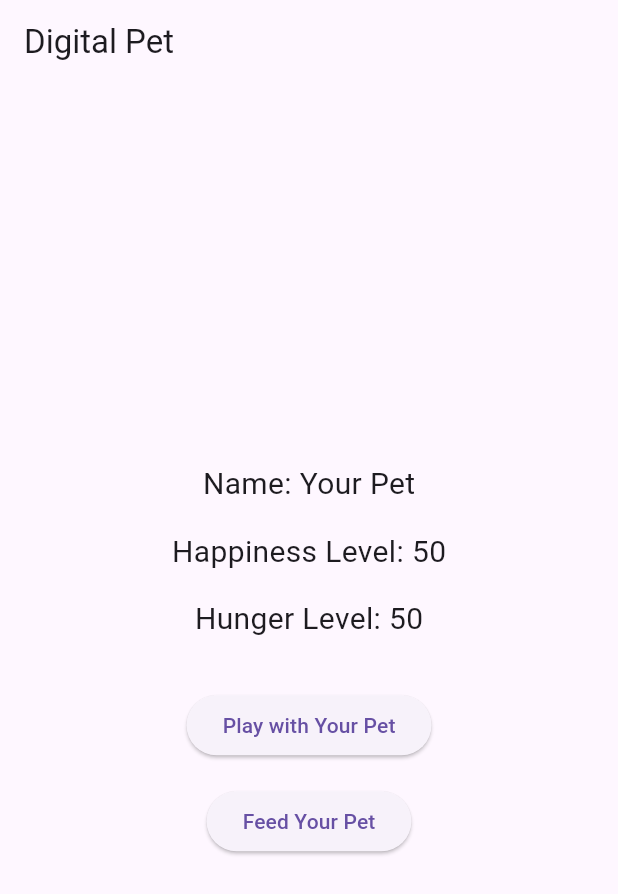
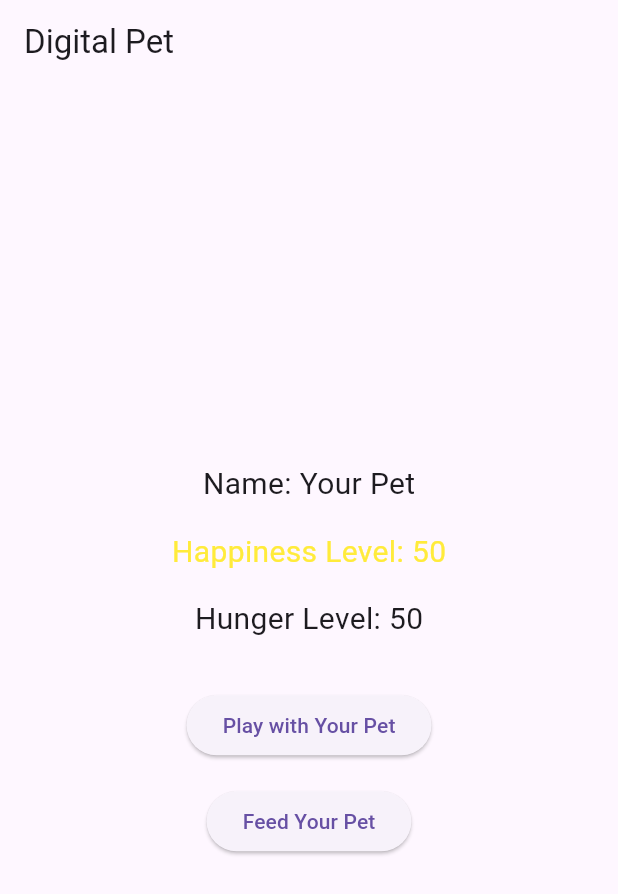
Before and after one commit to JohnPhamMobileApp/vpet, a Flutter app: the screen it shows after launch, on a phone screen of 412 x 824 dp. Shown: the top 894 px of the screen. Run offline on Flutter 3.47's test engine with Material 3 defaults, Android fonts, the phone set to English and light mode, and no system bars.

Commit message:
Add my file

```diff
--- a/lib/main.dart
+++ b/lib/main.dart
@@ -15,6 +15,17 @@ class _DigitalPetAppState extends State<DigitalPetApp> {
   String petName = "Your Pet";
   int happinessLevel = 50;
   int hungerLevel = 50;
+
+  // Function to determine the color based on happiness level
+  Color _getHappinessColor() {
+    if (happinessLevel > 70) {
+      return Colors.green; // Happy
+    } else if (happinessLevel >= 30) {
+      return Colors.yellow; // Neutral
+    } else {
+      return Colors.red; // Sad
+    }
+  }
 
   // Function to increase happiness and update hunger when playing with the pet
   void _playWithPet() {
@@ -66,7 +77,10 @@ class _DigitalPetAppState extends State<DigitalPetApp> {
             SizedBox(height: 16.0),
             Text(
               'Happiness Level: $happinessLevel',
-              style: TextStyle(fontSize: 20.0),
+              style: TextStyle(
+                fontSize: 20.0,
+                color: _getHappinessColor(), // Set color dynamically
+              ),
             ),
             SizedBox(height: 16.0),
             Text(
```
